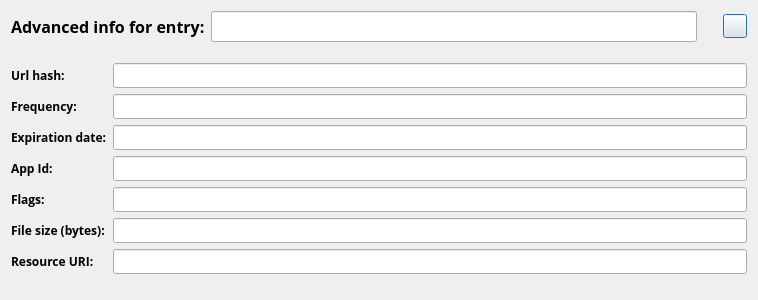
Before: the Qt Designer form gui/browsers_dialogs/firefox_preview_dialog.ui in gabrieledenardis/BrowserCacheAnalyzer, drawn with Qt 5.
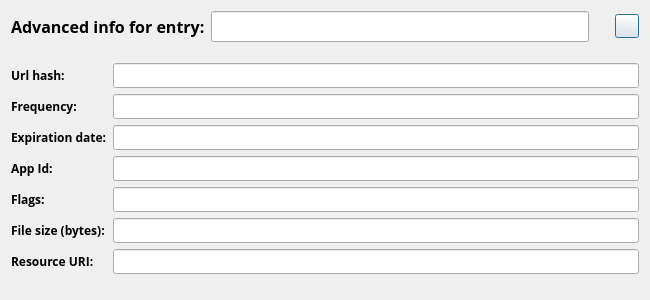
After: the same form once the commit is applied. Icons and pictures are not drawn.

Patch:
```diff
--- a/gui/browsers_dialogs/firefox_preview_dialog.ui
+++ b/gui/browsers_dialogs/firefox_preview_dialog.ui
@@ -6,25 +6,25 @@
    <rect>
     <x>0</x>
     <y>0</y>
-    <width>758</width>
+    <width>650</width>
     <height>300</height>
    </rect>
   </property>
   <property name="sizePolicy">
-   <sizepolicy hsizetype="Expanding" vsizetype="Fixed">
+   <sizepolicy hsizetype="Fixed" vsizetype="Fixed">
     <horstretch>0</horstretch>
     <verstretch>0</verstretch>
    </sizepolicy>
   </property>
   <property name="minimumSize">
    <size>
-    <width>0</width>
+    <width>650</width>
     <height>300</height>
    </size>
   </property>
   <property name="maximumSize">
    <size>
-    <width>16777215</width>
+    <width>650</width>
     <height>300</height>
    </size>
   </property>
```
